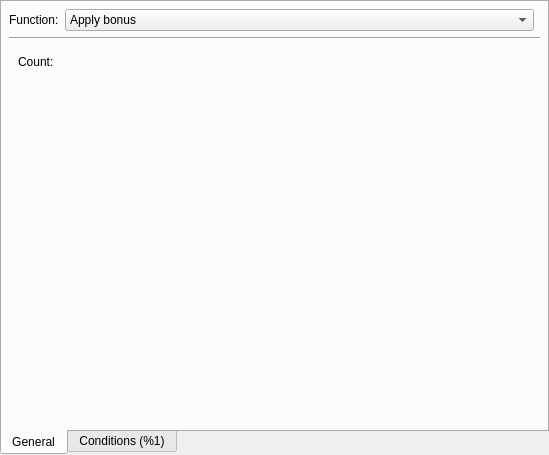
This is src/loottablefunction.ui in IoeCmcomc/MCDatapacker as Qt 5 draws it before an edit. The edited form follows.
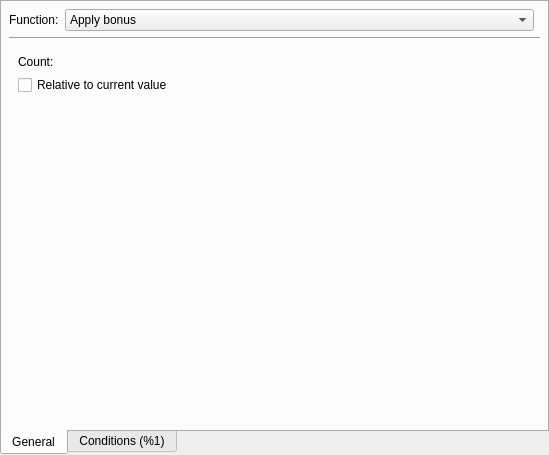
This is the edited form. The open tabs and pages were chosen to show the change. Custom widgets are drawn as their Qt base class.

Patch:
```diff
--- a/src/loottablefunction.ui
+++ b/src/loottablefunction.ui
@@ -742,6 +742,13 @@
           </property>
          </widget>
         </item>
+        <item row="1" column="0" colspan="2">
+         <widget class="TrueFalseBox" name="setCount_addCheck">
+          <property name="text">
+           <string>Relative to current value</string>
+          </property>
+         </widget>
+        </item>
        </layout>
       </widget>
       <widget class="QWidget" name="set_damage">
```
Left out of the diff: 10 changed lines with no effect on the pictures.
